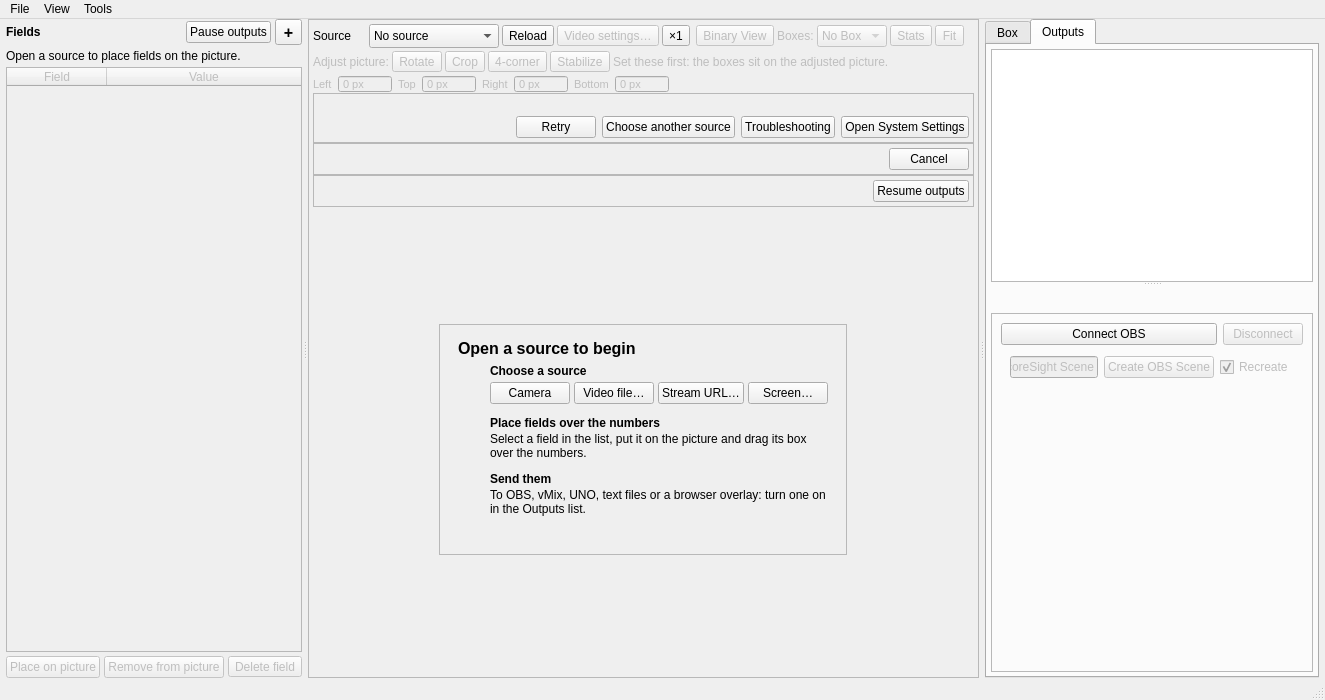
Before: the Qt Designer form src/mainwindow.ui in ThomasMcCrossin/scoresight, drawn with Qt 5.
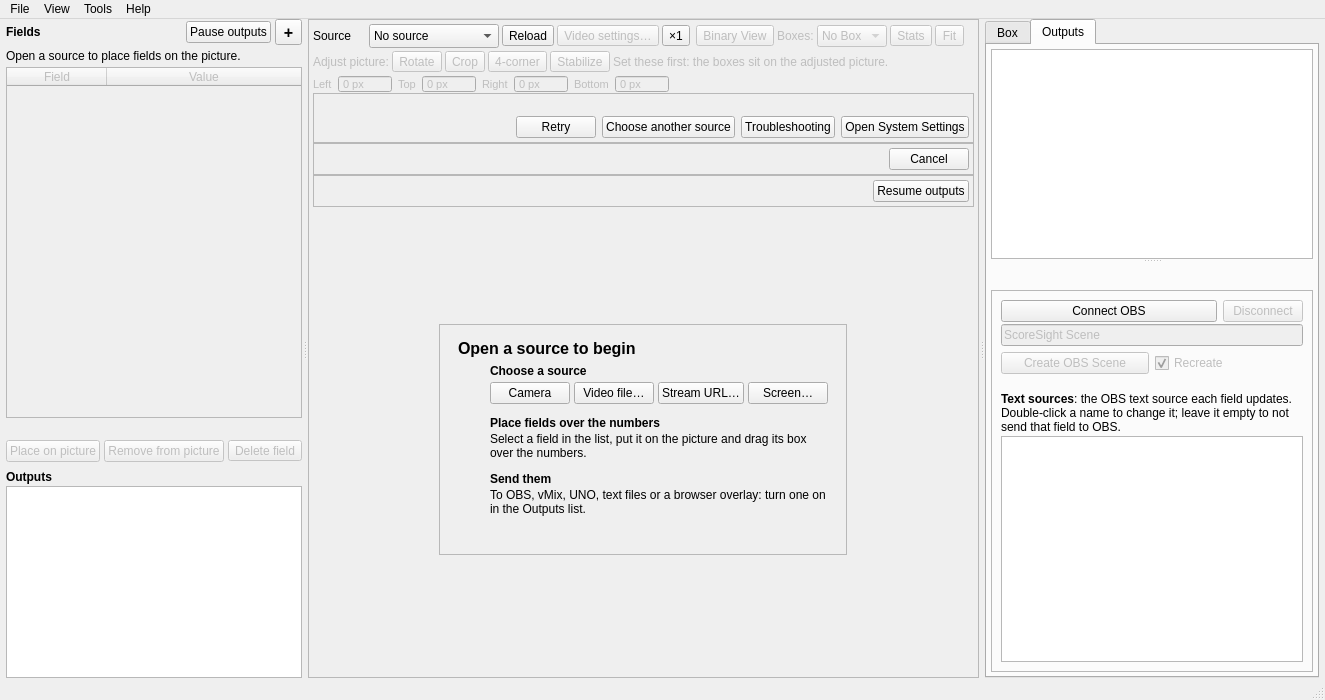
After: the same form once the commit is applied. The open tabs and pages were chosen to show the change.

Commit message: Main window: Live layout, Hold value, editable OBS sources, full menus

What changed in the file:
```diff
--- a/src/mainwindow.ui
+++ b/src/mainwindow.ui
@@ -216,10 +216,36 @@
             </widget>
            </item>
            <item>
+            <widget class="QLabel" name="label_hiddenFields">
+             <property name="toolTip">
+              <string>The fields that aren't on the picture are hidden in this layout (View &gt; Show unused fields)</string>
+             </property>
+             <property name="wordWrap">
+              <bool>true</bool>
+             </property>
+             <property name="hint" stdset="0">
+              <bool>true</bool>
+             </property>
+            </widget>
+           </item>
+           <item>
+            <widget class="QWidget" name="widget_fieldsFooter" native="true">
             <layout class="QHBoxLayout" name="horizontalLayout_fieldsFooter">
              <property name="spacing">
               <number>4</number>
              </property>
+             <property name="leftMargin">
+              <number>0</number>
+             </property>
+             <property name="topMargin">
+              <number>0</number>
+             </property>
+             <property name="rightMargin">
+              <number>0</number>
+             </property>
+             <property name="bottomMargin">
+              <number>0</number>
+             </property>
              <item>
               <widget class="QPushButton" name="pushButton_makeBox">
                <property name="enabled">
@@ -273,6 +299,68 @@
               </widget>
              </item>
             </layout>
+            </widget>
+           </item>
+          </layout>
+         </widget>
+        </item>
+        <item>
+         <widget class="QWidget" name="widget_liveDestinations" native="true">
+          <property name="sizePolicy">
+           <sizepolicy hsizetype="Preferred" vsizetype="Maximum">
+            <horstretch>0</horstretch>
+            <verstretch>0</verstretch>
+           </sizepolicy>
+          </property>
+          <layout class="QVBoxLayout" name="verticalLayout_liveDestinations">
+           <property name="spacing">
+            <number>2</number>
+           </property>
+           <property name="leftMargin">
+            <number>0</number>
+           </property>
+           <property name="topMargin">
+            <number>4</number>
+           </property>
+           <property name="rightMargin">
+            <number>0</number>
+           </property>
+           <property name="bottomMargin">
+            <number>0</number>
+           </property>
+           <item>
+            <widget class="QLabel" name="label_liveDestinations">
+             <property name="font">
+              <font>
+               <bold>true</bold>
+              </font>
+             </property>
+             <property name="text">
+              <string>Outputs</string>
+             </property>
+            </widget>
+           </item>
+           <item>
+            <widget class="QListView" name="listView_liveDestinations">
+             <property name="toolTip">
+              <string>The outputs and what they are doing. Double-click one to show its settings.</string>
+             </property>
+             <property name="accessibleName">
+              <string>Outputs and their state</string>
+             </property>
+             <property name="horizontalScrollBarPolicy">
+              <enum>Qt::ScrollBarAlwaysOff</enum>
+             </property>
+             <property name="editTriggers">
+              <set>QAbstractItemView::NoEditTriggers</set>
+             </property>
+             <property name="selectionMode">
+              <enum>QAbstractItemView::NoSelection</enum>
+             </property>
+             <property name="uniformItemSizes">
+              <bool>true</bool>
+             </property>
+            </widget>
            </item>
           </layout>
          </widget>
@@ -3256,8 +3344,20 @@
                 </item>
                 <item row="1" column="0" alignment="Qt::AlignTop">
                  <widget class="QWidget" name="widget_18" native="true">
-                  <layout class="QHBoxLayout" name="horizontalLayout_22">
-                   <item>
+                  <layout class="QGridLayout" name="gridLayout_obsScene">
+                   <property name="leftMargin">
+                    <number>0</number>
+                   </property>
+                   <property name="topMargin">
+                    <number>0</number>
+                   </property>
+                   <property name="rightMargin">
+                    <number>0</number>
+                   </property>
+                   <property name="bottomMargin">
+                    <number>0</number>
+                   </property>
+                   <item row="0" column="0" colspan="2">
                     <widget class="QLineEdit" name="lineEdit_sceneName">
                      <property name="toolTip">
                       <string>The name of the scene Create OBS Scene makes</string>
@@ -3270,7 +3370,7 @@
                      </property>
                     </widget>
                    </item>
-                   <item>
+                   <item row="1" column="0">
                     <widget class="QPushButton" name="pushButton_createOBSScene">
                      <property name="toolTip">
                       <string>Create a scene in OBS with a text source for each standard field</string>
@@ -3283,7 +3383,7 @@
                      </property>
                     </widget>
                    </item>
-                   <item>
+                   <item row="1" column="1">
                     <widget class="QCheckBox" name="checkBox_recreate">
                      <property name="enabled">
                       <bool>false</bool>
@@ -3300,17 +3400,49 @@
                  </widget>
                 </item>
                 <item row="2" column="0">
-                 <spacer name="verticalSpacer_obs">
-                  <property name="orientation">
-                   <enum>Qt::Vertical</enum>
+                 <widget class="QLabel" name="label_obsSceneStatus">
+                  <property name="wordWrap">
+                   <bool>true</bool>
                   </property>
-                  <property name="sizeHint" stdset="0">
+                 </widget>
+                </item>
+                <item row="3" column="0">
+                 <widget class="QLabel" name="label_obsSources">
+                  <property name="text">
+                   <string>&lt;b&gt;Text sources&lt;/b&gt;: the OBS text source each field updates. Double-click a name to change it; leave it empty to not send that field to OBS.</string>
+                  </property>
+                  <property name="wordWrap">
+                   <bool>true</bool>
+                  </property>
+                 </widget>
+                </item>
+                <item row="4" column="0">
+                 <widget class="QTableView" name="tableView_obsSources">
+                  <property name="minimumSize">
                    <size>
-                    <width>20</width>
-                    <height>0</height>
+                    <width>0</width>
+                    <height>90</height>
                    </size>
                   </property>
-                 </spacer>
+                  <property name="toolTip">
+                   <string>Each field and the OBS text source it updates. Edit the right column; an empty name sends nothing to OBS.</string>
+                  </property>
+                  <property name="accessibleName">
+                   <string>OBS text sources of the fields</string>
+                  </property>
+                  <property name="editTriggers">
+                   <set>QAbstractItemView::DoubleClicked|QAbstractItemView::EditKeyPressed|QAbstractItemView::AnyKeyPressed</set>
+                  </property>
+                  <property name="selectionMode">
+                   <enum>QAbstractItemView::SingleSelection</enum>
+                  </property>
+                  <attribute name="verticalHeaderVisible">
+                   <bool>false</bool>
+                  </attribute>
+                  <attribute name="horizontalHeaderStretchLastSection">
+                   <bool>true</bool>
+                  </attribute>
+                 </widget>
                 </item>
                </layout>
               </widget>
@@ -3902,10 +4034,23 @@
     <addaction name="separator"/>
     <addaction name="actionCollectTrainingData"/>
     <addaction name="actionOCRTrainingDataSetup"/>
+    <addaction name="separator"/>
+    <addaction name="actionViewLog"/>
+   </widget>
+   <widget class="QMenu" name="menuHelp">
+    <property name="title">
+     <string>Help</string>
+    </property>
+    <addaction name="actionUserGuide"/>
+    <addaction name="actionKeyboardShortcuts"/>
+    <addaction name="separator"/>
+    <addaction name="actionCheckForUpdates"/>
+    <addaction name="actionAbout"/>
    </widget>
    <addaction name="menuFile"/>
    <addaction name="menuView"/>
    <addaction name="menuTools"/>
+   <addaction name="menuHelp"/>
   </widget>
   <widget class="QStatusBar" name="statusbar"/>
   <action name="actionNewField">
```
Left out of the diff: 210 changed lines with no effect on the pictures. The commit also changes 3 other files.
